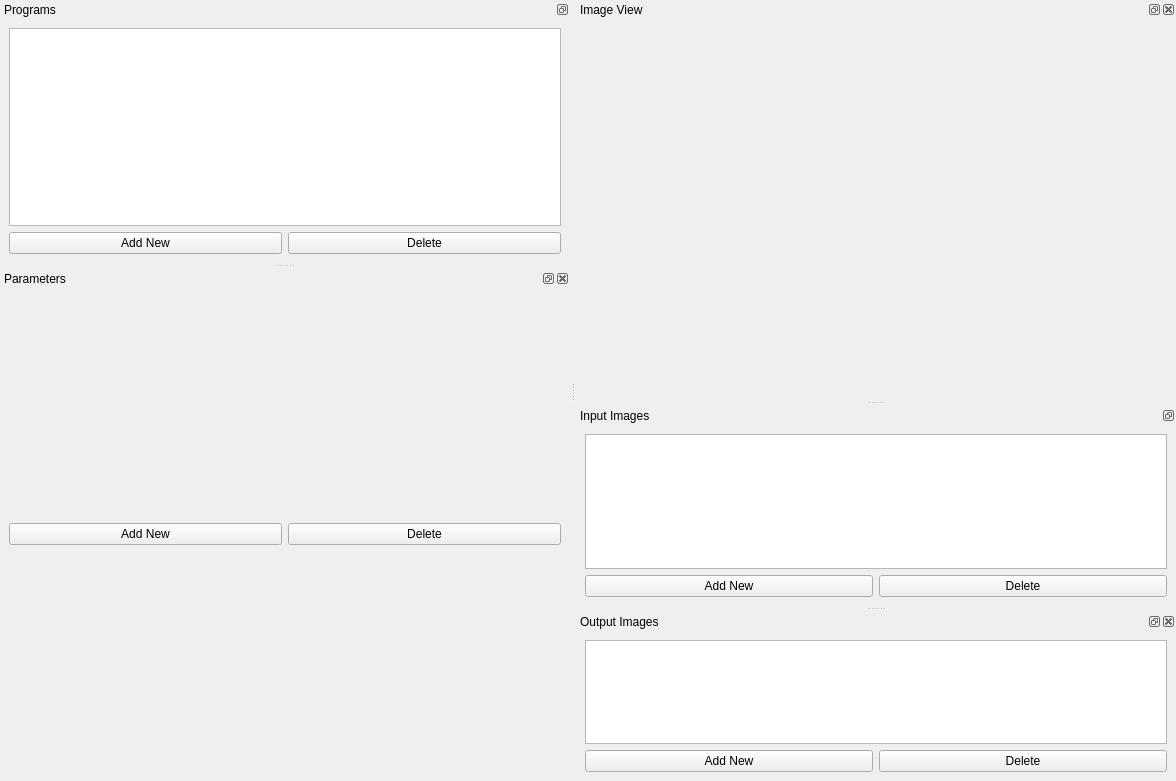
First picture: the form in src/MainWindow.ui, repository MilosSubotic/ImageDSP, before the edit.
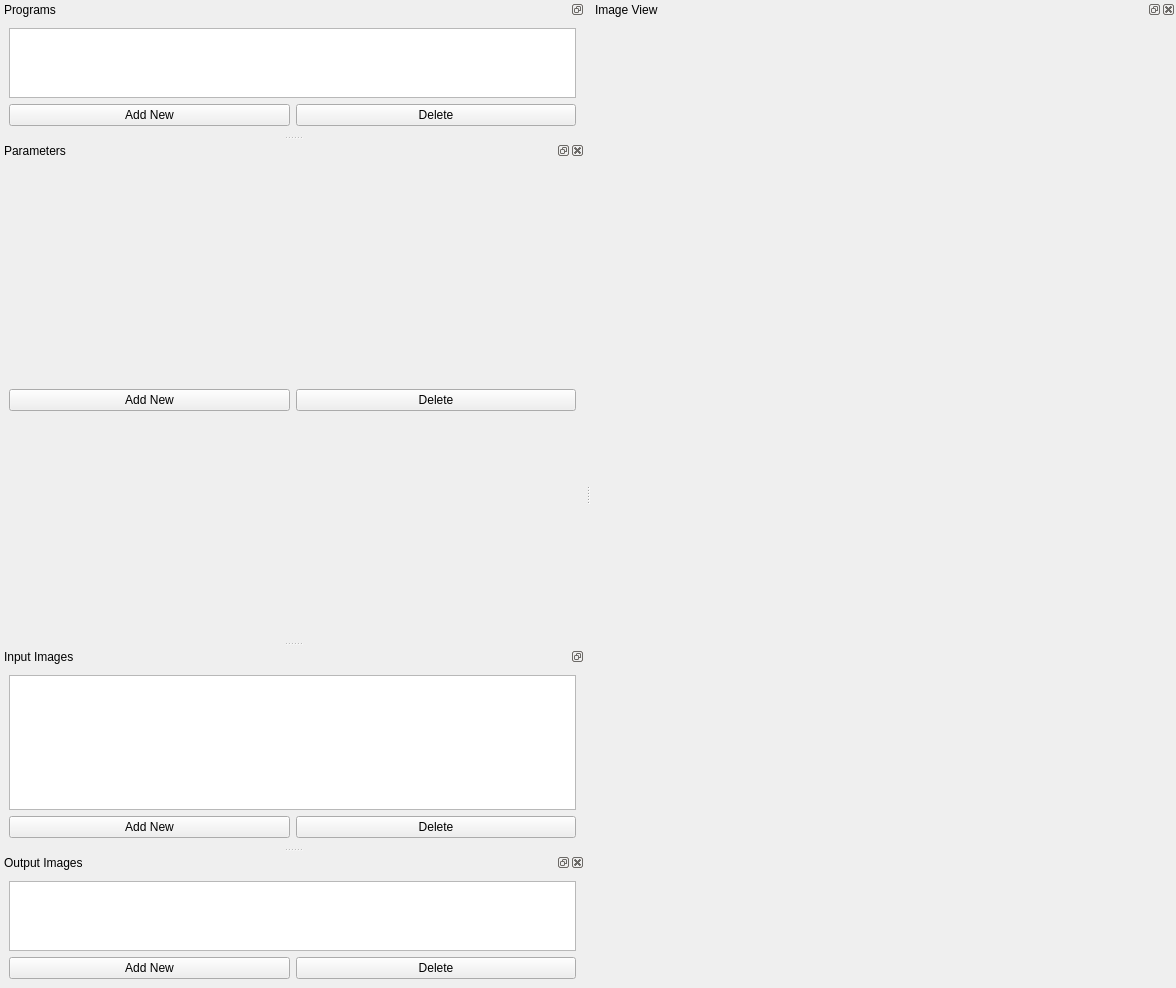
Second picture: the form after the edit.

Commit message: Correction after renaming image. Tabified some stuff.

What changed in the file:
```diff
--- a/src/MainWindow.ui
+++ b/src/MainWindow.ui
@@ -22,8 +22,8 @@
    </property>
    <property name="minimumSize">
     <size>
-     <width>600</width>
-     <height>400</height>
+     <width>500</width>
+     <height>500</height>
     </size>
    </property>
    <property name="windowTitle">
@@ -50,7 +50,7 @@
    <property name="minimumSize">
     <size>
      <width>300</width>
-     <height>50</height>
+     <height>30</height>
     </size>
    </property>
    <property name="features">
@@ -165,7 +165,7 @@
     <string>Input Images</string>
    </property>
    <attribute name="dockWidgetArea">
-    <number>2</number>
+    <number>1</number>
    </attribute>
    <widget class="QWidget" name="inImgsListDockCentralWidget">
     <layout class="QVBoxLayout" name="inImgsListDockLayout">
@@ -198,7 +198,7 @@
     <string>Output Images</string>
    </property>
    <attribute name="dockWidgetArea">
-    <number>2</number>
+    <number>1</number>
    </attribute>
    <widget class="QWidget" name="outImgsListDockCentralWidget">
     <layout class="QVBoxLayout" name="verticalLayout_2">
```
The commit also changes 2 other files.
